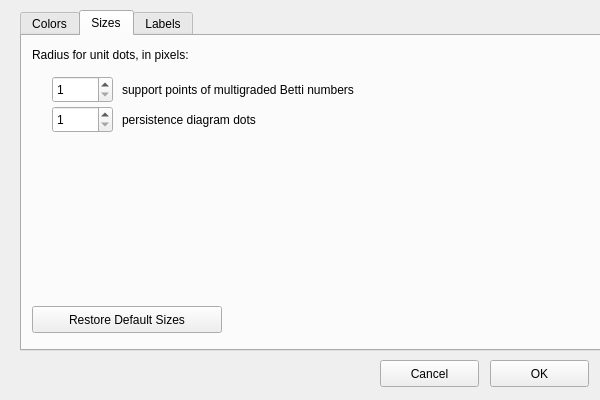
Old version of the form interface/configuredialog.ui in the repository rivetTDA/rivet.
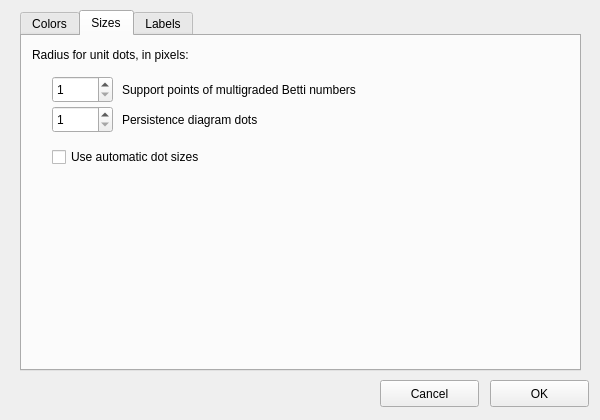
New version of the form. The open tabs and pages were chosen to show the change.

Commit message: implemented a basic form of automatic dot sizing for the visualization

Patch:
```diff
--- a/interface/configuredialog.ui
+++ b/interface/configuredialog.ui
@@ -7,7 +7,7 @@
     <x>0</x>
     <y>0</y>
     <width>600</width>
-    <height>400</height>
+    <height>420</height>
    </rect>
   </property>
   <property name="windowTitle">
@@ -18,8 +18,8 @@
     <rect>
      <x>20</x>
      <y>10</y>
-     <width>581</width>
-     <height>341</height>
+     <width>561</width>
+     <height>361</height>
     </rect>
    </property>
    <property name="currentIndex">
@@ -454,7 +454,7 @@
       </rect>
      </property>
      <property name="text">
-      <string>support points of multigraded Betti numbers</string>
+      <string>Support points of multigraded Betti numbers</string>
      </property>
     </widget>
     <widget class="QLabel" name="persistenceDotSizeLabel">
@@ -467,7 +467,7 @@
       </rect>
      </property>
      <property name="text">
-      <string>persistence diagram dots</string>
+      <string>Persistence diagram dots</string>
      </property>
     </widget>
     <widget class="QSpinBox" name="bettiDotSpinBox">
@@ -496,17 +496,17 @@
       <number>1</number>
      </property>
     </widget>
-    <widget class="QPushButton" name="defaultSizesButton">
+    <widget class="QCheckBox" name="AutoDotSizeCheckBox">
      <property name="geometry">
       <rect>
-       <x>10</x>
-       <y>270</y>
-       <width>190</width>
-       <height>27</height>
+       <x>30</x>
+       <y>110</y>
+       <width>211</width>
+       <height>22</height>
       </rect>
      </property>
      <property name="text">
-      <string>Restore Default Sizes</string>
+      <string>Use automatic dot sizes</string>
      </property>
     </widget>
    </widget>
@@ -588,7 +588,7 @@
    <property name="geometry">
     <rect>
      <x>490</x>
-     <y>360</y>
+     <y>380</y>
      <width>99</width>
      <height>27</height>
     </rect>
@@ -601,7 +601,7 @@
    <property name="geometry">
     <rect>
      <x>380</x>
-     <y>360</y>
+     <y>380</y>
      <width>99</width>
      <height>27</height>
     </rect>
```
Left out of the diff: 3 changed lines with no effect on the pictures. The commit also changes 6 other files.
